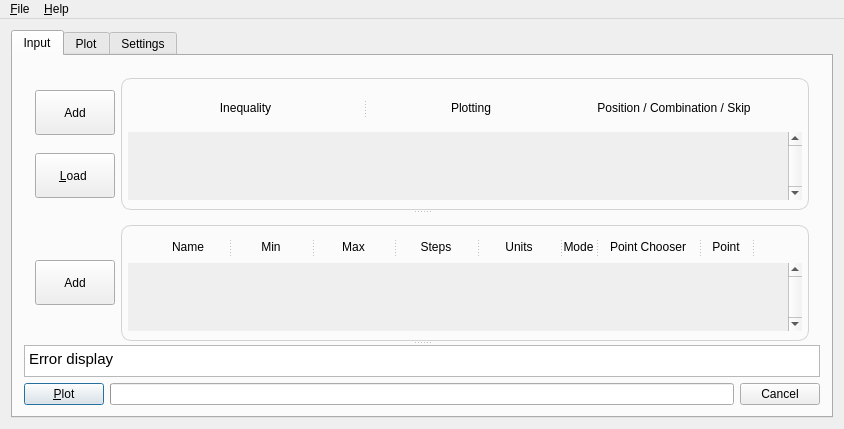
xpcoffee/plotus, file xml/bareminimumplotter.ui: the form before one commit.
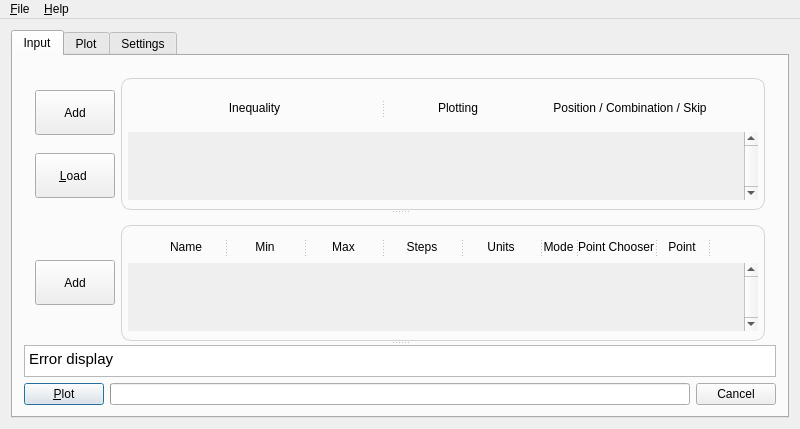
The form after the commit. Custom widgets are drawn as their Qt base class.

Commit message: elided labels

Diff of the .ui file:
```diff
--- a/xml/bareminimumplotter.ui
+++ b/xml/bareminimumplotter.ui
@@ -132,7 +132,7 @@
                    <widget class="QLabel" name="label_Inequality">
                     <property name="minimumSize">
                      <size>
-                      <width>235</width>
+                      <width>241</width>
                       <height>0</height>
                      </size>
                     </property>
@@ -149,7 +149,7 @@
                       <widget class="QLabel" name="label_InequalityPlotOption">
                        <property name="minimumSize">
                         <size>
-                         <width>186</width>
+                         <width>106</width>
                          <height>0</height>
                         </size>
                        </property>
@@ -244,10 +244,10 @@
                   <enum>Qt::ScrollBarAlwaysOn</enum>
                  </property>
                  <property name="horizontalScrollBarPolicy">
-                  <enum>Qt::ScrollBarAsNeeded</enum>
+                  <enum>Qt::ScrollBarAlwaysOff</enum>
                  </property>
                  <property name="sizeAdjustPolicy">
-                  <enum>QAbstractScrollArea::AdjustIgnored</enum>
+                  <enum>QAbstractScrollArea::AdjustToContents</enum>
                  </property>
                  <property name="widgetResizable">
                   <bool>true</bool>
@@ -575,7 +575,7 @@
                    <widget class="QLabel" name="label_VariablePointChooser">
                     <property name="minimumSize">
                      <size>
-                      <width>100</width>
+                      <width>50</width>
                       <height>0</height>
                      </size>
                     </property>
```
The commit also changes 5 other files.
